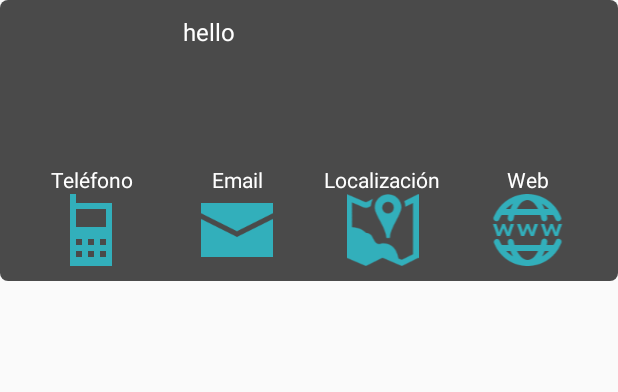
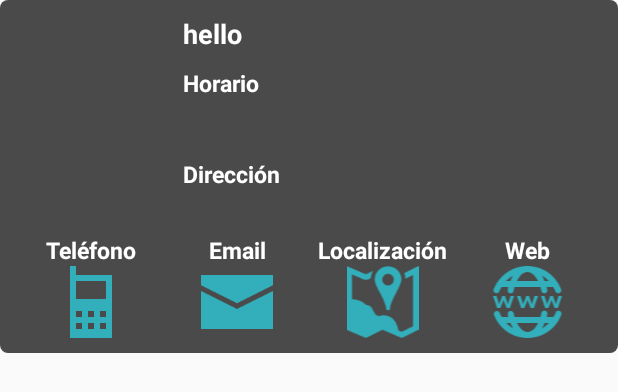
Before and after one commit to 2Canton/Carriot-Android, an Android app: the layout item_empresa.xml on its own in the app's theme, with its tools: preview values and no code run, on a phone screen of 412 x 824 dp. Shown: the top 392 px of the screen. Run offline under Robolectric (Android 15) with nearby library versions, the phone set to English and light mode, and no system bars.

Commit message:
Se agrega negrita a títulos

```diff
--- a/app/src/main/res/layout/item_empresa.xml
+++ b/app/src/main/res/layout/item_empresa.xml
@@ -30,37 +30,65 @@
             android:layout_alignParentRight="true"
             android:layout_alignParentTop="true"
             android:layout_toRightOf="@id/imgvLogoEmpresa"
-            android:textSize="16sp"
+            android:textSize="18dp"
+            android:textStyle="bold"
             android:text="hello"
             android:textColor="@color/blanco"/>
+
+        <TextView
+            android:id="@+id/txtvInsHorarioEmpresa"
+            android:layout_width="fill_parent"
+            android:layout_height="wrap_content"
+            android:layout_below="@id/txtvTituloEmpresa"
+            android:layout_marginLeft="110dp"
+            android:layout_marginTop="10dp"
+            android:ellipsize="marquee"
+            android:textSize="15dp"
+            android:textStyle="bold"
+            android:text="Horario"
+
+            android:textColor="@color/blanco" />
 
 
         <TextView
             android:id="@+id/txtvHorarioEmpresa"
             android:layout_width="fill_parent"
             android:layout_height="wrap_content"
-            android:layout_below="@id/txtvTituloEmpresa"
+            android:layout_below="@id/txtvInsHorarioEmpresa"
             android:layout_marginLeft="110dp"
             android:layout_marginTop="10dp"
             android:ellipsize="marquee"
             android:textColor="@color/blanco" />
 
         <TextView
-            android:id="@+id/txtvDireccionEmpresa"
+            android:id="@+id/txtvInsDireccionEmpresa"
             android:layout_width="fill_parent"
             android:layout_height="wrap_content"
             android:layout_below="@id/txtvHorarioEmpresa"
             android:layout_marginLeft="110dp"
             android:layout_marginTop="10dp"
             android:ellipsize="marquee"
-            android:textSize="12sp"
+            android:textSize="15dp"
+            android:textStyle="bold"
+            android:text="Dirección"
+
+            android:textColor="@color/blanco" />
+
+        <TextView
+            android:id="@+id/txtvDireccionEmpresa"
+            android:layout_width="fill_parent"
+            android:layout_height="wrap_content"
+            android:layout_below="@id/txtvInsDireccionEmpresa"
+            android:layout_marginLeft="110dp"
+            android:layout_marginTop="10dp"
+            android:ellipsize="marquee"
             android:textColor="@color/blanco" />
 
         <LinearLayout
             android:id="@+id/layTitulosContacto"
             android:layout_width="fill_parent"
             android:layout_height="wrap_content"
-            android:layout_below="@id/imgvLogoEmpresa"
+            android:layout_below="@id/txtvDireccionEmpresa"
             android:weightSum="4">
 
             <TextView
@@ -68,6 +96,8 @@
                 android:layout_height="wrap_content"
                 android:layout_weight="1"
                 android:text="Teléfono"
+                android:textSize="15dp"
+                android:textStyle="bold"
                 android:textColor="@color/blanco"
                 android:gravity="center"/>
 
@@ -76,6 +106,8 @@
                 android:layout_height="wrap_content"
                 android:layout_weight="1"
                 android:text="Email"
+                android:textSize="15dp"
+                android:textStyle="bold"
                 android:textColor="@color/blanco"
                 android:gravity="center"/>
 
@@ -84,6 +116,8 @@
                 android:layout_height="wrap_content"
                 android:layout_weight="1"
                 android:text="Localización"
+                android:textSize="15dp"
+                android:textStyle="bold"
                 android:textColor="@color/blanco"
                 android:gravity="center"/>
 
@@ -92,6 +126,8 @@
                 android:layout_height="wrap_content"
                 android:layout_weight="1"
                 android:text="Web"
+                android:textSize="15dp"
+                android:textStyle="bold"
                 android:textColor="@color/blanco"
                 android:gravity="center"/>
 
--- a/app/src/main/res/layout/item_evento.xml
+++ b/app/src/main/res/layout/item_evento.xml
@@ -30,7 +30,8 @@
             android:layout_alignParentRight="true"
             android:layout_alignParentTop="true"
             android:layout_toRightOf="@id/imgLogoEvento"
-            android:textSize="16sp"
+            android:textSize="18dp"
+            android:textStyle="bold"
             android:text="hello"
             android:textColor="@color/blanco"/>
 
@@ -47,8 +48,9 @@
                 android:layout_width="fill_parent"
                 android:layout_height="wrap_content"
                 android:layout_weight="1"
-                android:textSize="16sp"
                 android:text="fecha"
+                android:textSize="15dp"
+                android:textStyle="bold"
                 android:textColor="@color/blanco"/>
 
             <TextView
@@ -56,7 +58,8 @@
                 android:layout_width="fill_parent"
                 android:layout_height="wrap_content"
                 android:layout_weight="1"
-                android:textSize="16sp"
+                android:textSize="15dp"
+                android:textStyle="bold"
                 android:text="hora"
                 android:textColor="@color/blanco"/>
 
```
